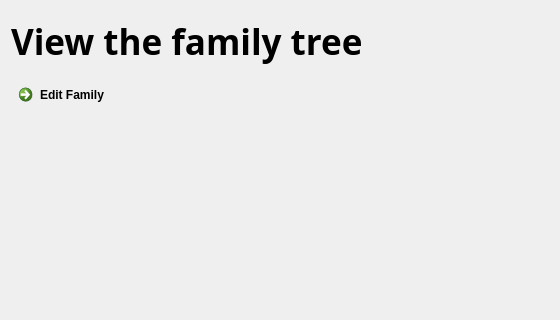
The window that FamilyTree/src/gui/viewpage.ui (moumitahmad/Stammbaum) describes before a commit, drawn with Qt 5; both pictures show x 0 to 560 and y 0 to 320 of the 1441 by 708 pixel window.
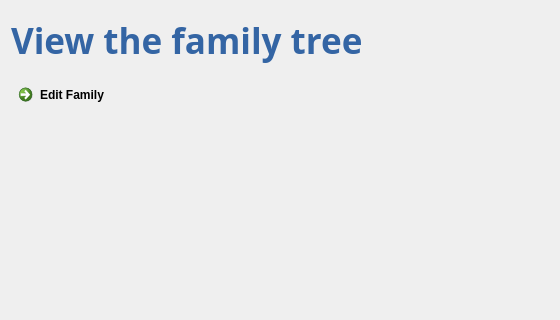
The same window after the commit.

Commit message: a little splash of color

The edit to the form file:
```diff
--- a/FamilyTree/src/gui/viewpage.ui
+++ b/FamilyTree/src/gui/viewpage.ui
@@ -37,7 +37,7 @@
       </font>
      </property>
      <property name="text">
-      <string>View the family tree</string>
+      <string>&lt;html&gt;&lt;head/&gt;&lt;body&gt;&lt;p&gt;&lt;span style=&quot; color:#3465a4;&quot;&gt;View the family tree&lt;/span&gt;&lt;/p&gt;&lt;/body&gt;&lt;/html&gt;</string>
      </property>
     </widget>
    </item>
```
The commit also changes 12 other files.
